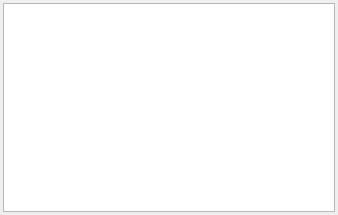
david-cattermole/qt-learning, file ui/windows/fileBrowser/forms/versionSelector.ui: the form before one commit.
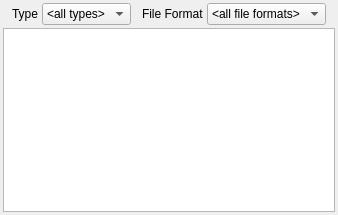
The form after the commit.

Commit message: Added separator to bottom of EnvFilter. Added combo boxes for type and file format to VersionSelector. Minor changes to example data for the UIs. Made file path text larger. Removed checkbox from file path text. Start hooking up signals/slots for 'file browser save' window.

What changed in the file:
```diff
--- a/ui/windows/fileBrowser/forms/versionSelector.ui
+++ b/ui/windows/fileBrowser/forms/versionSelector.ui
@@ -15,11 +15,96 @@
   </property>
   <layout class="QVBoxLayout" name="verticalLayout">
    <property name="spacing">
-    <number>0</number>
+    <number>3</number>
    </property>
    <property name="margin">
     <number>3</number>
    </property>
+   <item>
+    <layout class="QHBoxLayout" name="horizontalLayout">
+     <item>
+      <spacer name="horizontalSpacer_3">
+       <property name="orientation">
+        <enum>Qt::Horizontal</enum>
+       </property>
+       <property name="sizeHint" stdset="0">
+        <size>
+         <width>40</width>
+         <height>20</height>
+        </size>
+       </property>
+      </spacer>
+     </item>
+     <item>
+      <widget class="QLabel" name="typeLabel">
+       <property name="text">
+        <string>Type</string>
+       </property>
+      </widget>
+     </item>
+     <item>
+      <widget class="QComboBox" name="typeComboBox">
+       <item>
+        <property name="text">
+         <string>&lt;all types&gt;</string>
+        </property>
+       </item>
+      </widget>
+     </item>
+     <item>
+      <spacer name="horizontalSpacer_1">
+       <property name="orientation">
+        <enum>Qt::Horizontal</enum>
+       </property>
+       <property name="sizeHint" stdset="0">
+        <size>
+         <width>40</width>
+         <height>20</height>
+        </size>
+       </property>
+      </spacer>
+     </item>
+     <item>
+      <widget class="QLabel" name="fileFormatLabel">
+       <property name="text">
+        <string>File Format</string>
+       </property>
+      </widget>
+     </item>
+     <item>
+      <widget class="QComboBox" name="fileFormatComboBox">
+       <item>
+        <property name="text">
+         <string>&lt;all file formats&gt;</string>
+        </property>
+       </item>
+       <item>
+        <property name="text">
+         <string>Maya Binary</string>
+        </property>
+       </item>
+       <item>
+        <property name="text">
+         <string>Maya ASCII</string>
+        </property>
+       </item>
+      </widget>
+     </item>
+     <item>
+      <spacer name="horizontalSpacer_2">
+       <property name="orientation">
+        <enum>Qt::Horizontal</enum>
+       </property>
+       <property name="sizeHint" stdset="0">
+        <size>
+         <width>40</width>
+         <height>20</height>
+        </size>
+       </property>
+      </spacer>
+     </item>
+    </layout>
+   </item>
    <item>
     <widget class="QTreeView" name="treeView"/>
    </item>
```
The commit also changes 10 other files.
